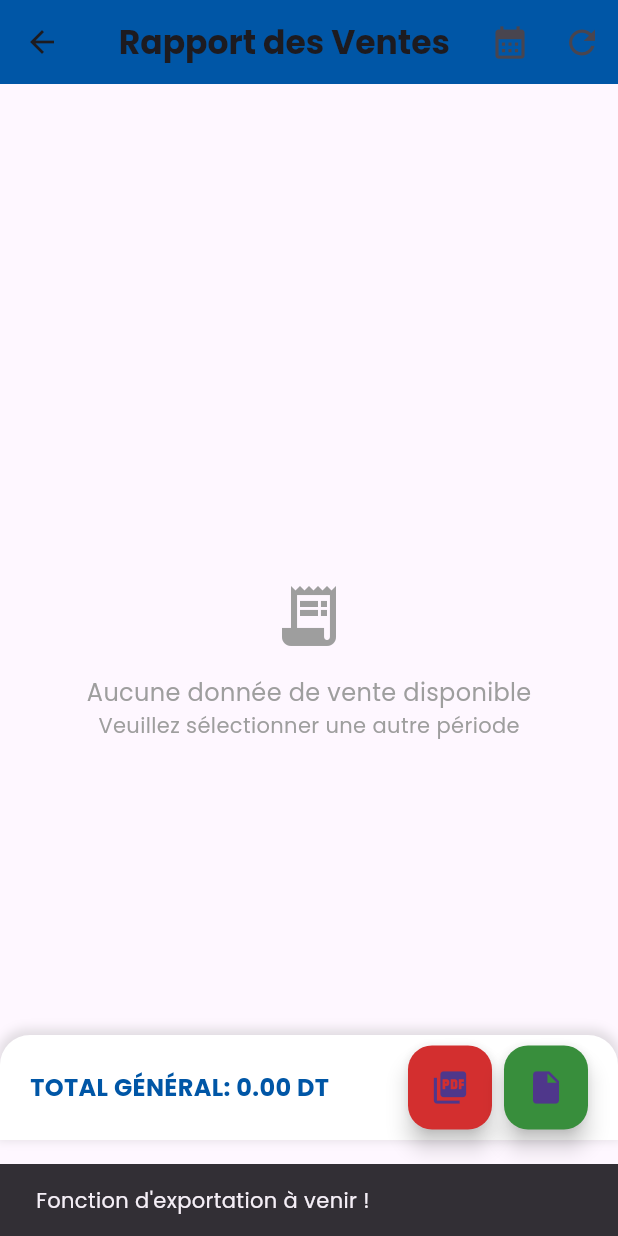
After one commit to Jozeeeph/chicopets, a Flutter app: the RapportVentesPage screen opened directly, after a tap on the "picture as pdf" icon, on a phone screen of 412 x 824 dp. The commit adds this screen. Run offline on Flutter 3.47's test engine with Material 3 defaults, Android fonts, the phone set to English and light mode, and no system bars; our stand-ins replace file_picker, google_fonts, image_picker, pdf, shared_preferences, sqflite and 1 more; missing offline and left inert: excel, flutter_barcode_scanner; accounts and stored records are empty.

Commit message:
rapport vente par article done

```diff
--- a/lib/dashboard_page.dart
+++ b/lib/dashboard_page.dart
@@ -8,6 +8,7 @@ import 'package:caissechicopets/gestionproduit/manage_categorie.dart';
 import 'package:caissechicopets/gestionproduit/manage_product.dart';
 import 'package:caissechicopets/home_page.dart';
 import 'package:caissechicopets/import_product.dart';
+import 'package:caissechicopets/rapports/rapportVentes.dart';
 import 'package:caissechicopets/sqldb.dart';
 import 'package:caissechicopets/user.dart';
 import 'package:flutter/material.dart';
@@ -150,7 +151,7 @@ class _DashboardPageState extends State<DashboardPage> {
                         context,
                         label: 'Rapports des ventes',
                         icon: Icons.bar_chart,
-                        page: null,
+                        page: const RapportVentesPage(), // Updated this line
                         color: const Color(0xFF3F51B5),
                       ),
                       _buildCard(
@@ -175,7 +176,7 @@ class _DashboardPageState extends State<DashboardPage> {
                         color: const Color(0xFFF44336),
                       ),
                     ],
-                      _buildCard(
+                    _buildCard(
                       context,
                       label: 'Passage de commande',
                       icon: Icons.point_of_sale,
@@ -189,7 +190,6 @@ class _DashboardPageState extends State<DashboardPage> {
                       page: const GalleryPage(),
                       color: const Color(0xFFE91E63),
                     ),
-
                   ],
                 ),
               ),
--- a/lib/order.dart
+++ b/lib/order.dart
@@ -9,8 +9,8 @@ class Order {
   String status;
   double remainingAmount;
   int? idClient;
-  double globalDiscount; // Added field
-  bool isPercentageDiscount; // Added field
+  double globalDiscount;
+  bool isPercentageDiscount;
 
   Order({
     this.idOrder,
--- /dev/null
+++ b/lib/rapports/rapportVentes.dart
@@ -0,0 +1,411 @@
+import 'package:flutter/material.dart';
+import 'package:caissechicopets/sqldb.dart';
+import 'package:intl/intl.dart';
+
+class RapportVentesPage extends StatefulWidget {
+  const RapportVentesPage({super.key});
+
+  @override
+  State<RapportVentesPage> createState() => _RapportVentesPageState();
+}
+
+class _RapportVentesPageState extends State<RapportVentesPage> {
+  final sqldb = SqlDb();
+  Map<String, Map<String, dynamic>>? salesData;
+  bool isLoading = true;
+  DateTimeRange? dateRange;
+
+  @override
+  void initState() {
+    super.initState();
+    _loadSalesData();
+  }
+
+  Future<void> _loadSalesData() async {
+    try {
+      setState(() => isLoading = true);
+
+      // Format dates for SQL query if range is selected
+      String? dateFilter;
+      if (dateRange != null) {
+        final startDate = DateFormat('yyyy-MM-dd').format(dateRange!.start);
+        final endDate = DateFormat('yyyy-MM-dd').format(dateRange!.end);
+        dateFilter = "AND o.date BETWEEN '$startDate' AND '$endDate'";
+      }
+
+      final data =
+          await sqldb.getSalesByCategoryAndProduct(dateFilter: dateFilter);
+
+      setState(() {
+        salesData = data;
+        isLoading = false;
+      });
+    } catch (e) {
+      setState(() => isLoading = false);
+      ScaffoldMessenger.of(context).showSnackBar(
+        SnackBar(content: Text('Erreur lors du chargement des données: $e')),
+      );
+    }
+  }
+
+  double _calculateTotalSales() {
+    if (salesData == null || salesData!.isEmpty) return 0.0;
+    return salesData!.values.fold(
+        0.0, (sum, categoryData) => sum + (categoryData['total'] as double));
+  }
+
+  Widget _buildCategoryTable(
+      String category, Map<String, dynamic> categoryData) {
+    final products = categoryData['products'] as Map<String, dynamic>;
+
+    return Card(
+      margin: const EdgeInsets.symmetric(vertical: 10.0, horizontal: 16.0),
+      elevation: 3,
+      shape: RoundedRectangleBorder(
+        borderRadius: BorderRadius.circular(10.0),
+      ),
+      child: Column(
+        children: [
+          Container(
+            padding: const EdgeInsets.all(14.0),
+            decoration: BoxDecoration(
+              color: Colors.blue[700],
+              borderRadius:
+                  const BorderRadius.vertical(top: Radius.circular(10.0)),
+            ),
+            child: Row(
+              // This is the correct way to provide a child
+              children: [
+                Expanded(
+                  child: Text(
+                    category.toUpperCase(),
+                    style: const TextStyle(
+                      fontWeight: FontWeight.bold,
+                      fontSize: 16,
+                      color: Colors.white,
+                    ),
+                  ),
+                ),
+                Container(
+                  padding: const EdgeInsets.symmetric(
+                      horizontal: 12.0, vertical: 6.0),
+                  decoration: BoxDecoration(
+                    color: Colors.white,
+                    borderRadius: BorderRadius.circular(20.0),
+                  ),
+                  child: Text(
+                    'Total: ${(categoryData['total'] as double).toStringAsFixed(2)} DT',
+                    style: TextStyle(
+                      fontWeight: FontWeight.bold,
+                      fontSize: 14,
+                      color: Colors.blue[700],
+                    ),
+                  ),
+                ),
+              ],
+            ),
+          ),
+          if (products.isNotEmpty) ...[
+            Container(
+              padding:
+                  const EdgeInsets.symmetric(horizontal: 16.0, vertical: 12.0),
+              color: Colors.grey[100],
+              child: const Row(
+                children: [
+                  Expanded(
+                    flex: 3,
+                    child: Text('PRODUIT',
+                        style: TextStyle(
+                          fontWeight: FontWeight.bold,
+                          color: Colors.blueGrey,
+                        )),
+                  ),
+                  Expanded(
+                    child: Text('QTÉ',
+                        style: TextStyle(
+                            fontWeight: FontWeight.bold,
+                            color: Colors.blueGrey),
+                        textAlign: TextAlign.center),
+                  ),
+                  Expanded(
+                    child: Text('PRIX U.',
+                        style: TextStyle(
+                            fontWeight: FontWeight.bold,
+                            color: Colors.blueGrey),
+                        textAlign: TextAlign.center),
+                  ),
+                  Expanded(
+                    child: Text('REMISE',
+                        style: TextStyle(
+                            fontWeight: FontWeight.bold,
+                            color: Colors.blueGrey),
+                        textAlign: TextAlign.center),
+                  ),
+                  Expanded(
+                    child: Text('TOTAL',
+                        style: TextStyle(
+                            fontWeight: FontWeight.bold,
+                            color: Colors.blueGrey),
+                        textAlign: TextAlign.end),
+                  ),
+                ],
+              ),
+            ),
+            const Divider(height: 1, thickness: 1, color: Colors.grey),
+            ...products.entries.map((entry) {
+              final productData = entry.value as Map<String, dynamic>;
+              final unitPrice = (productData['total'] as double) /
+                  (productData['quantity'] as int);
+
+              return Container(
+                decoration: BoxDecoration(
+                    border:
+                        Border(bottom: BorderSide(color: Colors.grey[200]!))),
+                child: Padding(
+                  padding: const EdgeInsets.symmetric(
+                      horizontal: 16.0, vertical: 10.0),
+                  child: Row(
+                    children: [
+                      Expanded(
+                        flex: 3,
+                        child: Text(
+                          entry.key,
+                          style: const TextStyle(fontSize: 14),
+                        ),
+                      ),
+                      Expanded(
+                        child: Text(
+                          productData['quantity'].toString(),
+                          style: const TextStyle(fontSize: 14),
+                          textAlign: TextAlign.center,
+                        ),
+                      ),
+                      Expanded(
+                        child: Text(
+                          unitPrice.toStringAsFixed(2),
+                          style: const TextStyle(fontSize: 14),
+                          textAlign: TextAlign.center,
+                        ),
+                      ),
+                      Expanded(
+                        child: Text(
+                          productData.containsKey('discount')
+                              ? '${productData['discount'].toStringAsFixed(2)}%'
+                              : '0.00%',
+                          style: const TextStyle(fontSize: 14),
+                          textAlign: TextAlign.center,
+                        ),
+                      ),
+                      Expanded(
+                        child: Text(
+                          '${productData['total'].toStringAsFixed(2)} DT',
+                          style: const TextStyle(
+                            fontSize: 14,
+                            fontWeight: FontWeight.w500,
+                          ),
+                          textAlign: TextAlign.end,
+                        ),
+                      ),
+                    ],
+                  ),
+                ),
+              );
+            }).toList(),
+          ] else ...[
+            const Padding(
+              padding: EdgeInsets.all(16.0),
+              child: Text(
+                'Aucun produit vendu dans cette catégorie',
+                style: TextStyle(fontStyle: FontStyle.italic),
+              ),
+            ),
+          ],
+        ],
+      ),
+    );
+  }
+
+  Widget _buildExportButton({required IconData icon, required Color color}) {
+    return Container(
+      margin: const EdgeInsets.only(left: 8.0),
+      child: FloatingActionButton(
+        onPressed: () {
+          ScaffoldMessenger.of(context).showSnackBar(
+            const SnackBar(content: Text('Fonction d\'exportation à venir !')),
+          );
+        },
+        backgroundColor: color,
+        child: Icon(icon, size: 26),
+      ),
+    );
+  }
+
+  @override
+  Widget build(BuildContext context) {
+    return Scaffold(
+      appBar: AppBar(
+        title: const Text('Rapport des Ventes',
+            style: TextStyle(fontWeight: FontWeight.bold)),
+        backgroundColor: const Color(0xFF0056A6),
+        centerTitle: true,
+        actions: [
+          IconButton(
+            icon: const Icon(Icons.calendar_month, size: 26),
+            onPressed: () async {
+              final picked = await showDateRangePicker(
+                context: context,
+                firstDate: DateTime(2020),
+                lastDate: DateTime.now(),
+                helpText: 'Sélectionner une période',
+                cancelText: 'Annuler',
+                confirmText: 'Confirmer',
+                saveText: 'Enregistrer',
+                fieldStartLabelText: 'Date de début',
+                fieldEndLabelText: 'Date de fin',
+                builder: (context, child) {
+                  return Theme(
+                    data: Theme.of(context).copyWith(
+                      colorScheme: const ColorScheme.light(
+                        primary: Color(0xFF0056A6),
+                        onPrimary: Colors.white,
+                        onSurface: Colors.black,
+                      ),
+                      textButtonTheme: TextButtonThemeData(
+                        style: TextButton.styleFrom(
+                          foregroundColor: const Color(0xFF0056A6),
+                        ),
+                      ),
+                    ),
+                    child: child!,
+                  );
+                },
+              );
+              if (picked != null) {
+                setState(() => dateRange = picked);
+                _loadSalesData();
+              }
+            },
+            tooltip: 'Choisir une période',
+          ),
+          IconButton(
+            icon: const Icon(Icons.refresh, size: 26),
+            onPressed: _loadSalesData,
+            tooltip: 'Actualiser les données',
+          ),
+        ],
+      ),
+      body: Column(
+        children: [
+          if (dateRange != null)
+            Container(
+              padding: const EdgeInsets.symmetric(vertical: 10),
+              decoration: BoxDecoration(
+                color: Colors.blue[50],
+                border: Border(
+                  bottom: BorderSide(color: Colors.blue[100]!),
+                ),
+              ),
+              child: Row(
+                mainAxisAlignment: MainAxisAlignment.center,
+                children: [
+                  const Icon(Icons.calendar_today,
+                      size: 16, color: Colors.blue),
+                  const SizedBox(width: 8),
+                  Text(
+                    'Période du ${dateRange!.start.day}/${dateRange!.start.month}/${dateRange!.start.year} au ${dateRange!.end.day}/${dateRange!.end.month}/${dateRange!.end.year}',
+                    style: TextStyle(
+                      fontWeight: FontWeight.w500,
+                      color: Colors.blue[800],
+                    ),
+                  ),
+                ],
+              ),
+            ),
+          Expanded(
+            child: isLoading
+                ? const Center(
+                    child: Column(
+                      mainAxisAlignment: MainAxisAlignment.center,
+                      children: [
+                        CircularProgressIndicator(),
+                        SizedBox(height: 16),
+                        Text('Chargement des données en cours...',
+                            style: TextStyle(color: Colors.grey)),
+                      ],
+                    ),
+                  )
+                : salesData == null || salesData!.isEmpty
+                    ? const Center(
+                        child: Column(
+                          mainAxisAlignment: MainAxisAlignment.center,
+                          children: [
+                            Icon(Icons.receipt_long,
+                                size: 48, color: Colors.grey),
+                            SizedBox(height: 16),
+                            Text('Aucune donnée de vente disponible',
+                                style: TextStyle(
+                                    fontSize: 16, color: Colors.grey)),
+                            Text('Veuillez sélectionner une autre période',
+                                style: TextStyle(color: Colors.grey)),
+                          ],
+                        ),
+                      )
+                    : ListView(
+                        padding: const EdgeInsets.only(bottom: 80),
+                        children: [
+                          const SizedBox(height: 8),
+                          ...salesData!.entries
+                              .map((entry) =>
+                                  _buildCategoryTable(entry.key, entry.value))
+                              .toList(),
+                          const SizedBox(height: 16),
+                        ],
+                      ),
+          ),
+        ],
+      ),
+      floatingActionButtonLocation: FloatingActionButtonLocation.centerDocked,
+      floatingActionButton: Container(
+        height: 70,
+        padding: const EdgeInsets.symmetric(horizontal: 20),
+        decoration: BoxDecoration(
+          color: Colors.white,
+          boxShadow: [
+            BoxShadow(
+              color: Colors.grey.withOpacity(0.3),
+              spreadRadius: 2,
+              blurRadius: 5,
+              offset: const Offset(0, -2),
+            ),
+          ],
+          borderRadius: const BorderRadius.vertical(top: Radius.circular(20)),
+        ),
+        child: Row(
+          mainAxisAlignment: MainAxisAlignment.spaceBetween,
+          children: [
+            Text(
+              'TOTAL GÉNÉRAL: ${_calculateTotalSales().toStringAsFixed(2)} DT',
+              style: const TextStyle(
+                fontWeight: FontWeight.bold,
+                fontSize: 16,
+                color: Color(0xFF0056A6),
+              ),
+            ),
+            Row(
+              children: [
+                _buildExportButton(
+                  icon: Icons.picture_as_pdf,
+                  color: Colors.red[700]!,
+                ),
+                _buildExportButton(
+                  icon: Icons.insert_drive_file,
+                  color: Colors.green[700]!,
+                ),
+              ],
+            ),
+          ],
+        ),
+      ),
+    );
+  }
+}
--- a/lib/sqldb.dart
+++ b/lib/sqldb.dart
@@ -320,14 +320,14 @@ class SqlDb {
     return orderId;
   }
 
-  Future<Map<String, Map<String, dynamic>>>
-      getSalesByCategoryAndProduct() async {
+  Future<Map<String, Map<String, dynamic>>> getSalesByCategoryAndProduct({
+    String? dateFilter,
+  }) async {
     final db = await this.db;
     final salesData = <String, Map<String, dynamic>>{};
 
     try {
-      // Corrected query with proper parentheses
-      final result = await db.rawQuery('''
+      String query = '''
     SELECT
       COALESCE(p.category_name, c.category_name, 'Uncategorized') AS category_name,
       p.designation AS product_name,
@@ -337,7 +337,9 @@ class SqlDb {
           WHEN oi.isPercentage = 1 THEN oi.quantity * (oi.prix_unitaire * (1 - oi.discount/100))
           ELSE oi.quantity * (oi.prix_unitaire - oi.discount)
         END
-        ) AS total_sales
+      ) AS total_sales,
+      AVG(oi.discount) AS avg_discount,
+      AVG(CASE WHEN oi.isPercentage = 1 THEN 1 ELSE 0 END) AS is_percentage_discount
     FROM
       order_items oi
     JOIN
@@ -349,12 +351,21 @@ class SqlDb {
     WHERE
       o.status IN ('completed', 'paid', 'semi-payée')
       AND p.is_deleted = 0
+    ''';
+
+      // Add date filter if provided
+      if (dateFilter != null && dateFilter.isNotEmpty) {
+        query += ' $dateFilter';
+      }
+
+      query += '''
     GROUP BY
       COALESCE(p.category_name, c.category_name, 'Uncategorized'), p.designation
     ORDER BY
       category_name, total_sales DESC
-    ''');
+    ''';
 
+      final result = await db.rawQuery(query);
       print('Query result: $result');
 
       // Process the results
@@ -364,6 +375,9 @@ class SqlDb {
             row['product_name']?.toString() ?? 'Unknown Product';
         final quantity = row['total_quantity'] as int? ?? 0;
         final total = row['total_sales'] as double? ?? 0.0;
+        final discount = row['avg_discount'] as double? ?? 0.0;
+        final isPercentage =
+            (row['is_percentage_discount'] as num?)?.toDouble() ?? 0.0 > 0.5;
 
         // Initialize category if not exists
         salesData.putIfAbsent(
@@ -377,6 +391,8 @@ class SqlDb {
         salesData[category]!['products'][productName] = {
           'quantity': quantity,
           'total': total,
+          'discount': discount,
+          'isPercentage': isPercentage,
         };
 
         // Update category total
```
Lines whose indentation alone changed are shown as unchanged.
